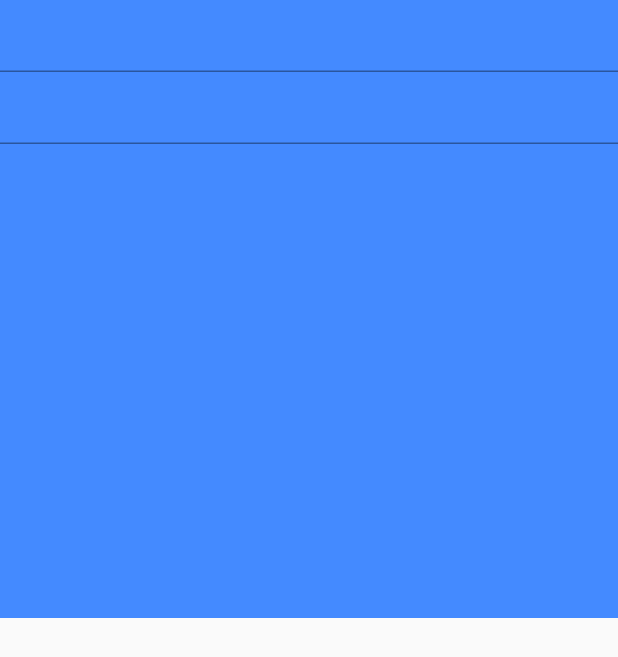
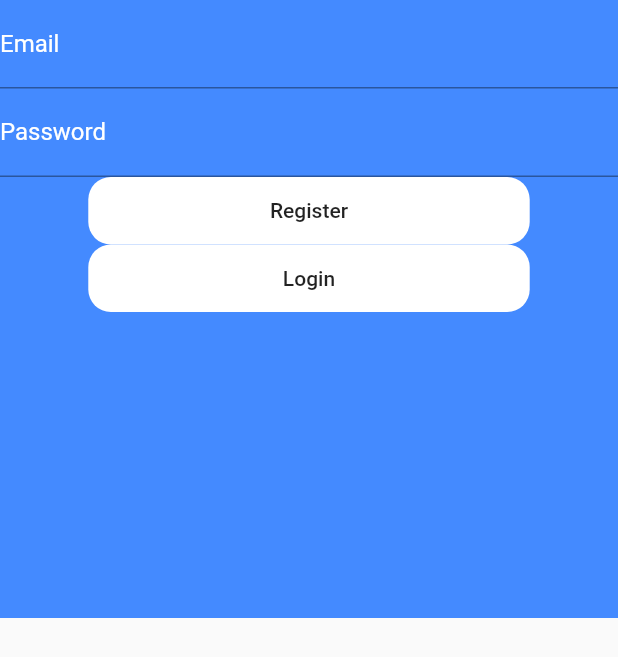
Before and after one commit to emmanueletti/crypto_wallet, a Flutter app: the screen it shows after launch, on a phone screen of 412 x 824 dp. Shown: the top 657 px of the screen. Run offline on Flutter 3.47's test engine with Material 2 defaults, Android fonts, the phone set to English and light mode, and no system bars; our stand-ins replace firebase_core; accounts and stored records are empty.

Commit message:
project progress save

```diff
--- a/lib/authentication.dart
+++ b/lib/authentication.dart
@@ -8,21 +8,74 @@ class Authentication extends StatefulWidget {
 }
 
 class _AuthenticationState extends State<Authentication> {
+  // Using a controller to capture the user text which allows us not to have to
+  // make refactor this widget to stateful widget.
+  // Other option is to use state controlled input pattern like in React.
+  TextEditingController _emailField = TextEditingController();
+  TextEditingController _passwordField = TextEditingController();
+
   @override
   Widget build(BuildContext context) {
     return Scaffold(
       body: Container(
         width: MediaQuery.of(context).size.width,
         height: MediaQuery.of(context).size.width,
-        decoration: BoxDecoration(
+        decoration: const BoxDecoration(
           color: Colors.blueAccent,
         ),
         child: Column(
           children: [
-            TextFormField(),
-            TextFormField(),
-            Container(),
-            Container(),
+            TextFormField(
+              controller: _emailField,
+              decoration: const InputDecoration(
+                hintText: 'something@email.com',
+                hintStyle: TextStyle(
+                  color: Colors.white,
+                ),
+                labelText: 'Email',
+                labelStyle: TextStyle(
+                  color: Colors.white,
+                ),
+              ),
+            ),
+            TextFormField(
+              controller: _passwordField,
+              obscureText: true,
+              decoration: const InputDecoration(
+                hintText: 'password',
+                hintStyle: TextStyle(
+                  color: Colors.white,
+                ),
+                labelText: 'Password',
+                labelStyle: TextStyle(
+                  color: Colors.white,
+                ),
+              ),
+            ),
+            Container(
+              width: MediaQuery.of(context).size.width / 1.4,
+              height: 45,
+              decoration: BoxDecoration(
+                borderRadius: BorderRadius.circular(15.0),
+                color: Colors.white,
+              ),
+              child: MaterialButton(
+                onPressed: () {},
+                child: const Text('Register'),
+              ),
+            ),
+            Container(
+              width: MediaQuery.of(context).size.width / 1.4,
+              height: 45,
+              decoration: BoxDecoration(
+                borderRadius: BorderRadius.circular(15.0),
+                color: Colors.white,
+              ),
+              child: MaterialButton(
+                onPressed: () {},
+                child: const Text('Login'),
+              ),
+            ),
           ],
         ),
       ),
```
Also changed, not shown: 4 other files.
